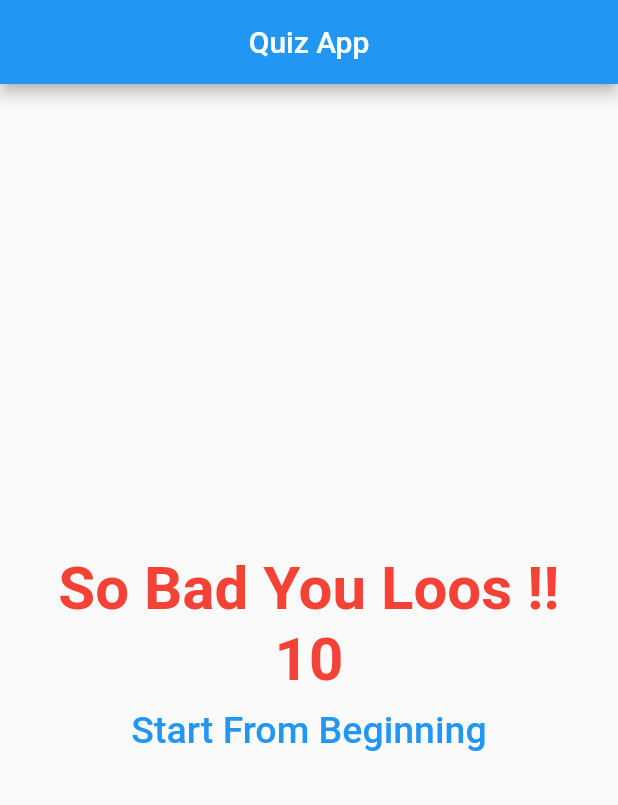
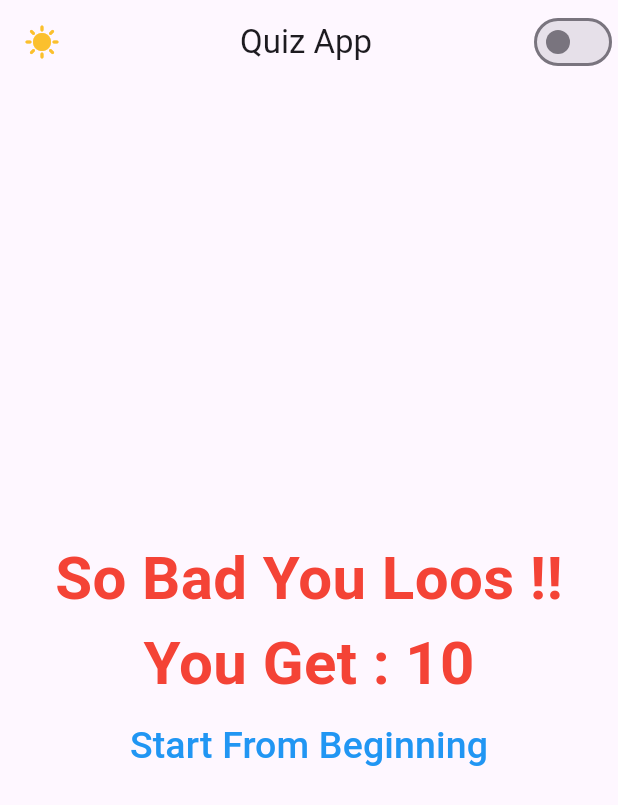
Before and after one commit to el5hatib/flutter_quiz_app, a Flutter app: the screen it shows after launch, after a tap on "Red", after a tap on "Tiger", after a tap on "Mostafa", on a phone screen of 412 x 824 dp. Shown: the top 805 px of the screen. Run offline on Flutter 3.47's test engine with Material 2 defaults, Android fonts, the phone set to English and light mode, and no system bars.

Commit message:
Add the dark  theme and light them into the app and enhance the designe (finishing application)

```diff
--- a/lib/main.dart
+++ b/lib/main.dart
@@ -12,8 +12,10 @@ class MyApp extends StatefulWidget {
 }
 
 class _MyAppState extends State<MyApp> {
+  bool isSwitched = false;
+
   int _questionID = 0;
-  int _totalScor=0;
+  int _totalScor = 0;
   final List<Map<String, Object>> _questions = [
     {
       'questionText': "What's your Favourite Color ? ",
@@ -48,12 +50,12 @@ class _MyAppState extends State<MyApp> {
   void _startFromBeginning() {
     setState(() {
       _questionID = 0;
-      _totalScor=0;
+      _totalScor = 0;
     });
   }
 
   void answerQuestion(int score) {
-    _totalScor+=score ;
+    _totalScor += score;
     setState(() {
       _questionID++;
     });
@@ -63,16 +65,34 @@ class _MyAppState extends State<MyApp> {
   Widget build(BuildContext context) {
     return MaterialApp(
       debugShowCheckedModeBanner: false,
+      theme: isSwitched == false
+          ? ThemeData.light(
+              useMaterial3: true,
+            )
+          : ThemeData.dark(useMaterial3: true),
       home: Scaffold(
         appBar: AppBar(
           title: const Center(
             child: Text("Quiz App"),
           ),
+          actions: [
+            Switch(
+                value: isSwitched,
+                onChanged: (value) {
+                  setState(() {
+                    isSwitched = value;
+                  });
+                }),
+          ],
+          leading: isSwitched == false
+              ? Icon(Icons.sunny, color:Colors.yellow.shade700 )
+              :const Icon(Icons.dark_mode_outlined),
         ),
         body: _questionID < _questions.length
             ? Quiz(_questions, _questionID, answerQuestion)
             : Result(
-                startFromBeginning: _startFromBeginning, myScore: _totalScor,
+                startFromBeginning: _startFromBeginning,
+                myScore: _totalScor,
               ),
       ),
     );
--- a/lib/result.dart
+++ b/lib/result.dart
@@ -52,7 +52,7 @@ class Result extends StatelessWidget {
                   ),
                 ),
                 Text(
-                  '$myScore',
+                  'You Get : $myScore',
                   style: const TextStyle(
                     fontSize: 40,
                     fontWeight: FontWeight.bold,
```
